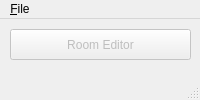
The window that mainwindow.ui (CaptainSwag101/Torizo) describes before a commit, drawn with Qt 5.
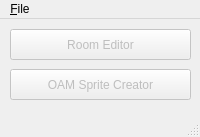
The same window after the commit.

Commit message: Start on block placing, start work on OAM Sprite Creator

Diff of the .ui file:
```diff
--- a/mainwindow.ui
+++ b/mainwindow.ui
@@ -7,7 +7,7 @@
     <x>0</x>
     <y>0</y>
     <width>200</width>
-    <height>100</height>
+    <height>137</height>
    </rect>
   </property>
   <property name="sizePolicy">
@@ -36,6 +36,22 @@
      <string>Room Editor</string>
     </property>
    </widget>
+   <widget class="QPushButton" name="oamSpriteCreatorButton">
+    <property name="enabled">
+     <bool>false</bool>
+    </property>
+    <property name="geometry">
+     <rect>
+      <x>10</x>
+      <y>50</y>
+      <width>181</width>
+      <height>31</height>
+     </rect>
+    </property>
+    <property name="text">
+     <string>OAM Sprite Creator</string>
+    </property>
+   </widget>
   </widget>
   <widget class="QMenuBar" name="menubar">
    <property name="geometry">
```
The commit also changes 17 other files.
